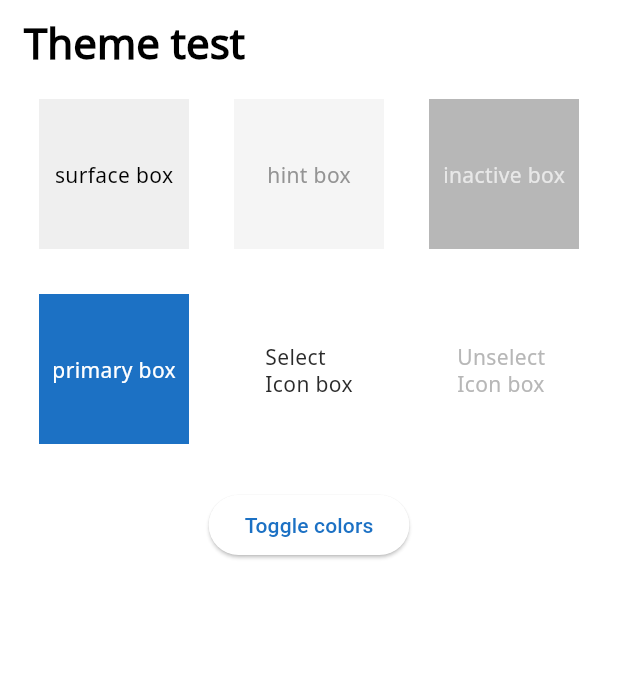
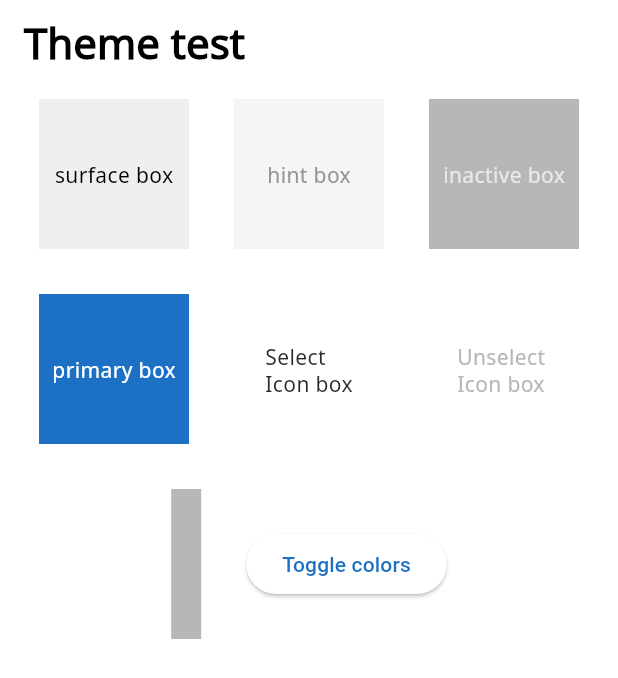
Before and after one commit to kihyun1998/flutter_theme_system, a Flutter app: the screen it shows after launch, on a phone screen of 412 x 824 dp. Shown: the top 678 px of the screen. Run offline on Flutter 3.47's test engine with Material 3 defaults, Android fonts, the phone set to English and light mode, and no system bars; our stand-ins replace flutter_riverpod, riverpod_annotation; generated files the repository leaves out were written again; project files that could hold a hidden picture were left out.

Commit message:
bar color 구현

```diff
--- a/lib/main.dart
+++ b/lib/main.dart
@@ -84,6 +84,12 @@ class MyApp extends ConsumerWidget {
                 Row(
                   mainAxisAlignment: MainAxisAlignment.center,
                   children: [
+                    Container(
+                      height: 100,
+                      width: 20,
+                      color: ref.theme.color.bar,
+                    ),
+                    const SizedBox(width: 30),
                     ElevatedButton(
                       onPressed: () {
                         ref.read(themeProvider.notifier).toggleTheme();
--- a/lib/style/foundation/app_color.dart
+++ b/lib/style/foundation/app_color.dart
@@ -15,6 +15,7 @@ class AppColor {
     required this.onPrimary,
     required this.selectedIconColor,
     required this.unSelectedIconColor,
+    required this.bar,
   });
 
   /// Surface
@@ -40,4 +41,6 @@ class AppColor {
   ///Icon
   final Color selectedIconColor;
   final Color unSelectedIconColor;
+
+  final Color bar;
 }
--- a/lib/style/theme/dart_theme.dart
+++ b/lib/style/theme/dart_theme.dart
@@ -21,7 +21,7 @@ class DarkTheme implements AppTheme {
       onPrimary: Palette.white,
       selectedIconColor: Palette.oneDarkSelectIcon,
       unSelectedIconColor: Palette.oneDarkUnSelectIcon,
-  );
+      bar: Palette.oneDarkBar);
 
   @override
   late AppFont font = AppFont(
--- a/lib/style/theme/light_theme.dart
+++ b/lib/style/theme/light_theme.dart
@@ -21,6 +21,7 @@ class LightTheme implements AppTheme {
     onPrimary: Palette.white,
     selectedIconColor: Palette.grey800,
     unSelectedIconColor: Palette.grey400,
+    bar: Palette.grey400,
   );
 
   @override
```
Lines whose indentation alone changed are shown as unchanged.
